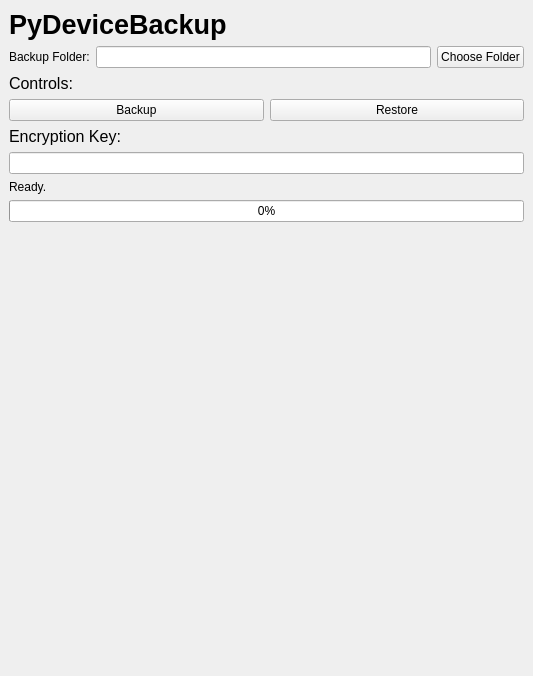
NinjaCheetah/PyDeviceBackup, file qt/ui/MainMenu.ui: the form before one commit.
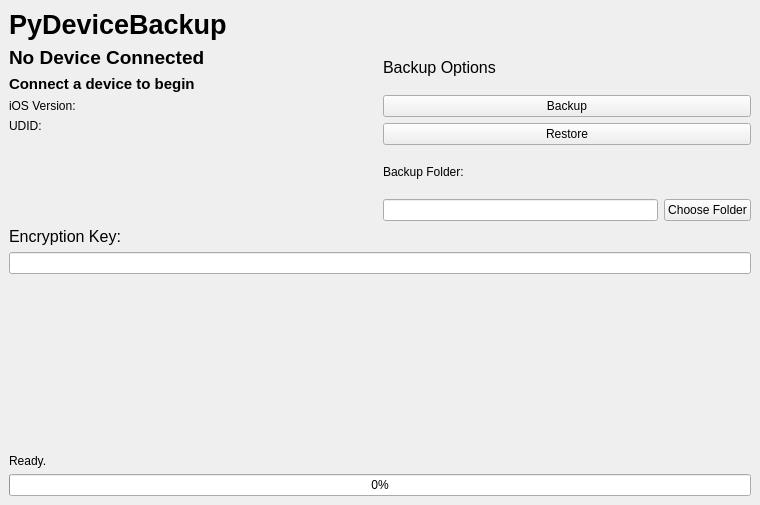
The form after the commit.

Commit message: Added device connect/disconnect listeners

```diff
--- a/qt/ui/MainMenu.ui
+++ b/qt/ui/MainMenu.ui
@@ -6,8 +6,8 @@
    <rect>
     <x>0</x>
     <y>0</y>
-    <width>533</width>
-    <height>676</height>
+    <width>760</width>
+    <height>505</height>
    </rect>
   </property>
   <property name="windowTitle">
@@ -29,31 +29,92 @@
         <property name="text">
          <string>PyDeviceBackup</string>
         </property>
+        <property name="margin">
+         <number>4</number>
+        </property>
        </widget>
       </item>
       <item>
-       <layout class="QHBoxLayout" name="horizontalLayout">
+       <layout class="QHBoxLayout" name="horizontalLayout"/>
+      </item>
+     </layout>
+    </item>
         <item>
-         <widget class="QLabel" name="label_2">
+     <layout class="QHBoxLayout" name="horizontalLayout_3">
+      <item>
+       <layout class="QVBoxLayout" name="verticalLayout_3">
+        <item>
+         <widget class="QLabel" name="device_name_lbl">
+          <property name="font">
+           <font>
+            <pointsize>14</pointsize>
+            <weight>75</weight>
+            <bold>true</bold>
+           </font>
+          </property>
           <property name="text">
-           <string>Backup Folder:</string>
+           <string>No Device Connected</string>
           </property>
          </widget>
         </item>
         <item>
-         <widget class="QLineEdit" name="backup_dir_entry"/>
+         <widget class="QLabel" name="device_type_lbl">
+          <property name="font">
+           <font>
+            <pointsize>11</pointsize>
+            <weight>75</weight>
+            <bold>true</bold>
+           </font>
+          </property>
+          <property name="text">
+           <string>Connect a device to begin</string>
+          </property>
+         </widget>
         </item>
         <item>
-         <widget class="QPushButton" name="choose_backup_dir_btn">
+         <widget class="QLabel" name="ios_version_lbl">
           <property name="text">
-           <string>Choose Folder</string>
+           <string>iOS Version:</string>
           </property>
          </widget>
         </item>
-       </layout>
-      </item>
-     </layout>
-    </item>
+        <item>
+         <widget class="QLabel" name="device_udid_lbl">
+          <property name="text">
+           <string>UDID: </string>
+          </property>
+         </widget>
+        </item>
+        <item>
+         <spacer name="verticalSpacer_2">
+          <property name="orientation">
+           <enum>Qt::Vertical</enum>
+          </property>
+          <property name="sizeHint" stdset="0">
+           <size>
+            <width>20</width>
+            <height>40</height>
+           </size>
+          </property>
+         </spacer>
+        </item>
+        <item>
+         <spacer name="horizontalSpacer">
+          <property name="orientation">
+           <enum>Qt::Horizontal</enum>
+          </property>
+          <property name="sizeHint" stdset="0">
+           <size>
+            <width>40</width>
+            <height>20</height>
+           </size>
+          </property>
+         </spacer>
+        </item>
+       </layout>
+      </item>
+      <item>
+       <layout class="QVBoxLayout" name="verticalLayout_6">
     <item>
      <widget class="QLabel" name="label_3">
       <property name="font">
@@ -62,12 +123,10 @@
        </font>
       </property>
       <property name="text">
-       <string>Controls:</string>
+           <string>Backup Options</string>
       </property>
      </widget>
     </item>
-    <item>
-     <layout class="QHBoxLayout" name="horizontalLayout_2">
       <item>
        <widget class="QPushButton" name="start_backup_btn">
         <property name="text">
@@ -82,6 +141,29 @@
         </property>
        </widget>
       </item>
+        <item>
+         <widget class="QLabel" name="label_2">
+          <property name="text">
+           <string>Backup Folder:</string>
+          </property>
+         </widget>
+        </item>
+        <item>
+         <layout class="QHBoxLayout" name="horizontalLayout_2">
+          <item>
+           <widget class="QLineEdit" name="backup_dir_entry"/>
+          </item>
+          <item>
+           <widget class="QPushButton" name="choose_backup_dir_btn">
+            <property name="text">
+             <string>Choose Folder</string>
+            </property>
+           </widget>
+          </item>
+         </layout>
+        </item>
+       </layout>
+      </item>
      </layout>
     </item>
     <item>
@@ -103,6 +185,19 @@
       </property>
      </widget>
     </item>
+    <item>
+     <spacer name="verticalSpacer">
+      <property name="orientation">
+       <enum>Qt::Vertical</enum>
+      </property>
+      <property name="sizeHint" stdset="0">
+       <size>
+        <width>20</width>
+        <height>40</height>
+       </size>
+      </property>
+     </spacer>
+    </item>
     <item>
      <widget class="QLabel" name="status_lbl">
       <property name="text">
@@ -117,19 +212,6 @@
       </property>
      </widget>
     </item>
-    <item>
-     <spacer name="verticalSpacer">
-      <property name="orientation">
-       <enum>Qt::Vertical</enum>
-      </property>
-      <property name="sizeHint" stdset="0">
-       <size>
-        <width>20</width>
-        <height>40</height>
-       </size>
-      </property>
-     </spacer>
-    </item>
    </layout>
   </widget>
   <widget class="QMenuBar" name="menubar">
@@ -137,8 +219,8 @@
     <rect>
      <x>0</x>
      <y>0</y>
-     <width>533</width>
-     <height>30</height>
+     <width>760</width>
+     <height>29</height>
     </rect>
    </property>
   </widget>
```
Lines whose indentation alone changed are shown as unchanged. The commit also changes 2 other files.
